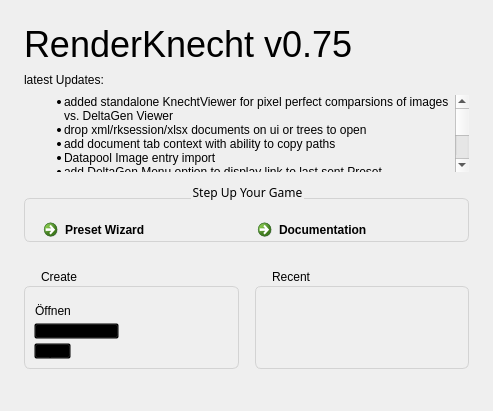
The window that ui/knecht_welcome.ui (tappi287/RenderKnecht2) describes before a commit, drawn with Qt 5.
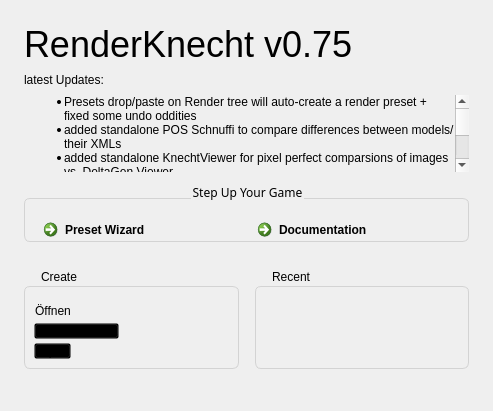
The same window after the commit. Icons and pictures are not drawn.

```diff
--- a/ui/knecht_welcome.ui
+++ b/ui/knecht_welcome.ui
@@ -134,7 +134,7 @@
           <x>0</x>
           <y>0</y>
           <width>430</width>
-          <height>110</height>
+          <height>132</height>
          </rect>
         </property>
         <layout class="QVBoxLayout" name="verticalLayout_5">
@@ -160,6 +160,8 @@
            </property>
            <property name="text">
             <string>&lt;ul&gt;
+&lt;li&gt;Presets drop/paste on Render tree will auto-create a render preset + fixed some undo oddities&lt;/li&gt;
+&lt;li&gt;added standalone POS Schnuffi to compare differences between models/their XMLs&lt;/li&gt;
 &lt;li&gt;added standalone KnechtViewer for pixel perfect comparsions of images vs. DeltaGen Viewer&lt;/li&gt;
 &lt;li&gt;drop xml/rksession/xlsx documents on ui or trees to open&lt;/li&gt;
 &lt;li&gt;add document tab context with ability to copy paths&lt;/li&gt;
```
